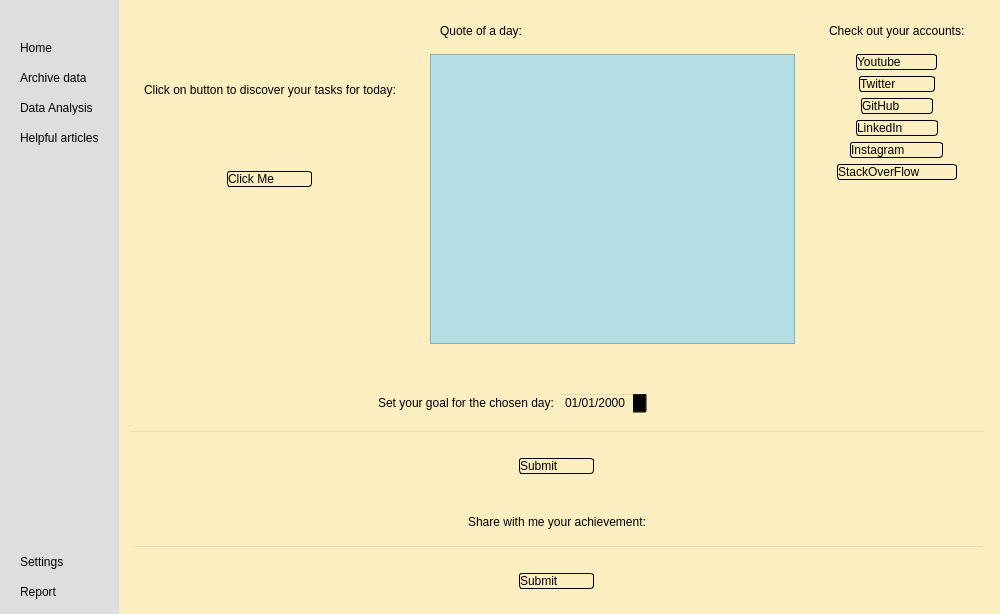
EJLECTRON/PersonalTracker, file ui/main_interface.ui: the form before one commit.
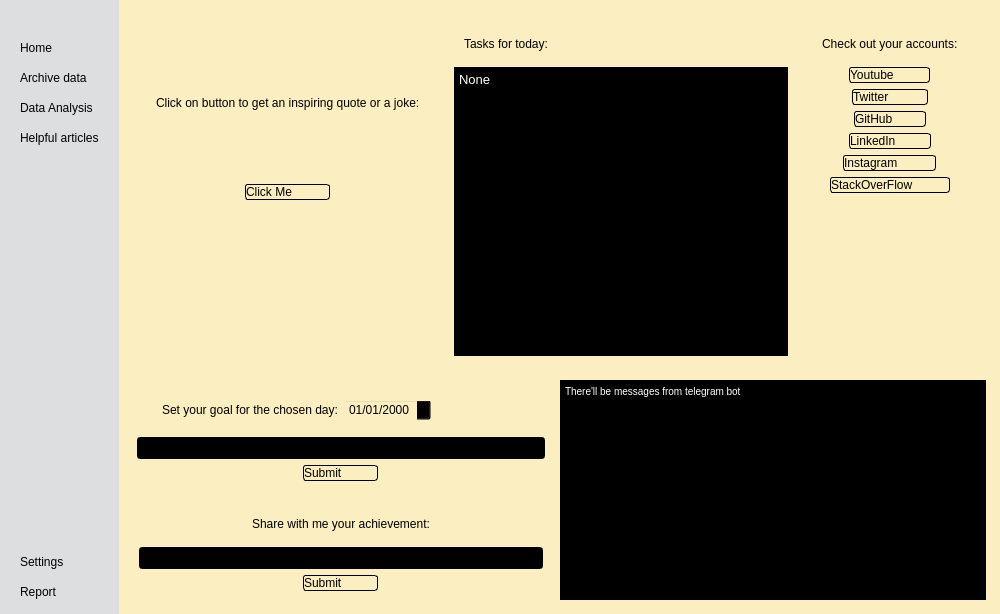
The form after the commit. Icons and pictures are not drawn.

Commit message: Refactoring of filenames and method for getting tasks (created new task class)

The edit to the form file:
```diff
--- a/ui/main_interface.ui
+++ b/ui/main_interface.ui
@@ -39,6 +39,12 @@
 	background-color: #FFFFFF;
 }
 
+#mainMenu QLineEdit
+{
+	background-color: #000000;
+    color: #FFFFFF
+}
+
 #centralwidget
 {
 	background-color: #FBEEC1;
@@ -57,9 +63,16 @@
 	border-bottom-left-radius: 10 px;
 }
 
-#quoteTextBrow
+#homeTasksTextBrowser
 {
-	background-color: #B4DFE5;
+	background-color: #000000;
+	color: #FFFFFF
+}
+
+#usefulWidget
+{
+	background-color: #000000;
+	color: #FFFFFF
 }
 
 #mainSubContainer QPushButton
@@ -403,34 +416,10 @@
            </property>
            <item>
             <widget class="QWidget" name="mainSubContainer" native="true">
-             <layout class="QVBoxLayout" name="verticalLayout_5">
-              <property name="spacing">
-               <number>11</number>
-              </property>
-              <property name="leftMargin">
-               <number>0</number>
-              </property>
-              <property name="topMargin">
-               <number>0</number>
-              </property>
-              <property name="rightMargin">
-               <number>0</number>
-              </property>
-              <property name="bottomMargin">
-               <number>11</number>
-              </property>
-              <item>
+             <layout class="QGridLayout" name="gridLayout">
+              <item row="0" column="0" colspan="2">
                <widget class="QWidget" name="mainTopWidget" native="true">
                 <layout class="QHBoxLayout" name="horizontalLayout_6">
-                 <property name="leftMargin">
-                  <number>6</number>
-                 </property>
-                 <property name="topMargin">
-                  <number>5</number>
-                 </property>
-                 <property name="rightMargin">
-                  <number>11</number>
-                 </property>
                  <item>
                   <widget class="QWidget" name="leftSubWidget" native="true">
                    <layout class="QVBoxLayout" name="verticalLayout_9">
@@ -444,9 +433,9 @@
                       </property>
                       <layout class="QHBoxLayout" name="horizontalLayout_4">
                        <item>
-                        <widget class="QLabel" name="tasksLabel">
+                        <widget class="QLabel" name="quoteLabel">
                          <property name="text">
-                          <string>Click on button to discover your tasks for today:</string>
+                          <string>Click on button to get an inspiring quote or a joke:</string>
                          </property>
                         </widget>
                        </item>
@@ -514,9 +503,9 @@
                       </property>
                       <layout class="QHBoxLayout" name="horizontalLayout_8">
                        <item>
-                        <widget class="QLabel" name="quoteLabel">
+                        <widget class="QLabel" name="tasksLabel">
                          <property name="text">
-                          <string>Quote of a day:</string>
+                          <string>Tasks for today:</string>
                          </property>
                         </widget>
                        </item>
@@ -524,12 +513,20 @@
                      </widget>
                     </item>
                     <item>
-                     <widget class="QTextBrowser" name="quoteTextBrow"/>
+                     <widget class="QTextBrowser" name="homeTasksTextBrowser">
+                      <property name="html">
+                       <string>&lt;!DOCTYPE HTML PUBLIC &quot;-//W3C//DTD HTML 4.0//EN&quot; &quot;http://www.w3.org/TR/REC-html40/strict.dtd&quot;&gt;
+&lt;html&gt;&lt;head&gt;&lt;meta name=&quot;qrichtext&quot; content=&quot;1&quot; /&gt;&lt;style type=&quot;text/css&quot;&gt;
+p, li { white-space: pre-wrap; }
+&lt;/style&gt;&lt;/head&gt;&lt;body style=&quot; font-family:'MS Shell Dlg 2'; font-size:7.8pt; font-weight:400; font-style:normal;&quot;&gt;
+&lt;p style=&quot; margin-top:0px; margin-bottom:0px; margin-left:0px; margin-right:0px; -qt-block-indent:0; text-indent:0px;&quot;&gt;&lt;span style=&quot; font-size:10pt; color:#ffffff;&quot;&gt;None&lt;/span&gt;&lt;/p&gt;&lt;/body&gt;&lt;/html&gt;</string>
+                      </property>
+                     </widget>
                     </item>
                    </layout>
                   </widget>
                  </item>
-                 <item alignment="Qt::AlignRight">
+                 <item>
                   <widget class="QWidget" name="rigthSubWidget" native="true">
                    <layout class="QVBoxLayout" name="verticalLayout_10">
                     <item>
@@ -708,7 +705,7 @@
                 </layout>
                </widget>
               </item>
-              <item alignment="Qt::AlignBottom">
+              <item row="1" column="0">
                <widget class="QWidget" name="mainCentralWidget" native="true">
                 <layout class="QVBoxLayout" name="verticalLayout_7">
                  <item>
@@ -744,7 +741,11 @@
                   </widget>
                  </item>
                  <item>
-                  <widget class="QLineEdit" name="goalLineEdit"/>
+                  <widget class="QLineEdit" name="goalLineEdit">
+                   <property name="text">
+                    <string/>
+                   </property>
+                  </widget>
                  </item>
                  <item alignment="Qt::AlignHCenter">
                   <widget class="QPushButton" name="mainCentralBtn">
@@ -772,7 +773,18 @@
                 </layout>
                </widget>
               </item>
-              <item>
+              <item row="1" column="1" rowspan="2">
+               <widget class="QTextBrowser" name="usefulWidget">
+                <property name="html">
+                 <string>&lt;!DOCTYPE HTML PUBLIC &quot;-//W3C//DTD HTML 4.0//EN&quot; &quot;http://www.w3.org/TR/REC-html40/strict.dtd&quot;&gt;
+&lt;html&gt;&lt;head&gt;&lt;meta name=&quot;qrichtext&quot; content=&quot;1&quot; /&gt;&lt;style type=&quot;text/css&quot;&gt;
+p, li { white-space: pre-wrap; }
+&lt;/style&gt;&lt;/head&gt;&lt;body style=&quot; font-family:'MS Shell Dlg 2'; font-size:7.8pt; font-weight:400; font-style:normal;&quot;&gt;
+&lt;p style=&quot; margin-top:0px; margin-bottom:0px; margin-left:0px; margin-right:0px; -qt-block-indent:0; text-indent:0px;&quot;&gt;There'll be messages from telegram bot&lt;/p&gt;&lt;/body&gt;&lt;/html&gt;</string>
+                </property>
+               </widget>
+              </item>
+              <item row="2" column="0">
                <widget class="QWidget" name="mainBottomWidget" native="true">
                 <layout class="QVBoxLayout" name="verticalLayout_6">
                  <property name="leftMargin">
```
Left out of the diff: 16 changed lines with no effect on the pictures. The commit also changes 23 other files.
